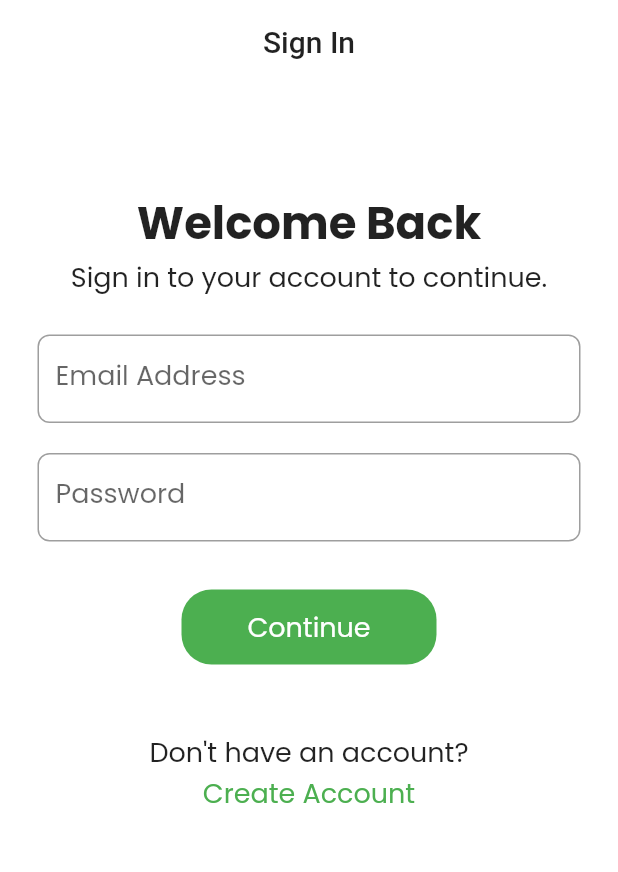
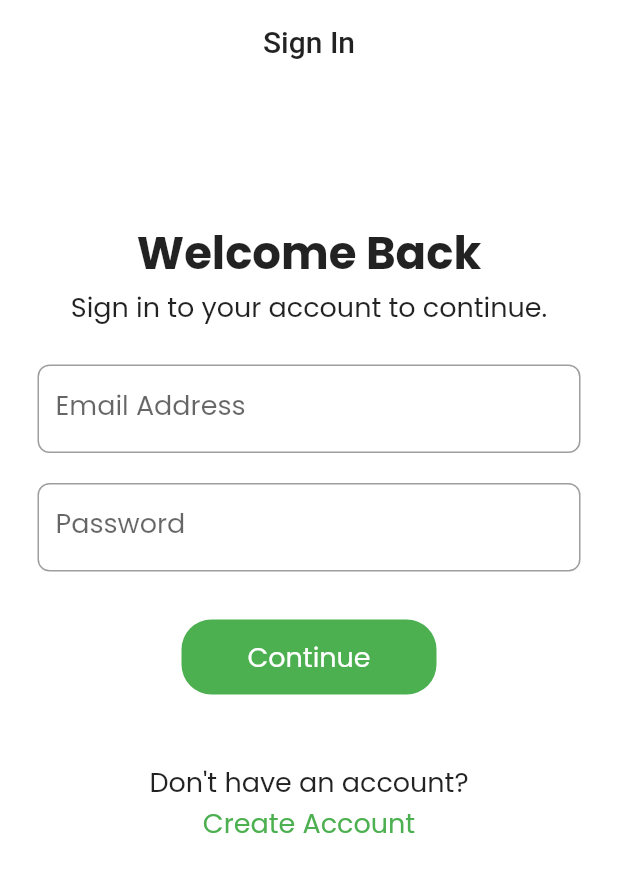
Before and after one commit to ZhenLink/Green-Energy, a Flutter app: the screen it shows after launch, on a phone screen of 412 x 824 dp. Shown: the top 872 px of the screen. Run offline on Flutter 3.47's test engine with Material 2 defaults, Android fonts, the phone set to English and light mode, and no system bars; our stand-ins replace google_fonts.

Commit message:
scroll-View Update

```diff
--- a/lib/auth/sign in/Welcome_text.dart
+++ b/lib/auth/sign in/Welcome_text.dart
@@ -8,7 +8,7 @@ class WelcomeText extends StatelessWidget {
   Widget build(BuildContext context) {
     return Column(
       children: [
-        const Padding(padding: EdgeInsets.symmetric(vertical: 35.0)),
+        const Padding(padding: EdgeInsets.symmetric(vertical: 45.0)),
         Text(
           "Welcome Back",
           style: GoogleFonts.poppins(fontSize: 30, fontWeight: FontWeight.bold),
--- a/lib/auth/sign in/message_fields.dart
+++ b/lib/auth/sign in/message_fields.dart
@@ -12,7 +12,8 @@ class _SignInFormState extends State<SignInForm> {
   final GlobalKey<FormState> _formKey = GlobalKey<FormState>();
   @override
   Widget build(BuildContext context) {
-    return Container(
+    return SingleChildScrollView(
+      child: Container(
         margin: const EdgeInsets.all(15),
         padding: const EdgeInsets.all(10),
         child: SizedBox(
@@ -93,6 +94,7 @@ class _SignInFormState extends State<SignInForm> {
                 ],
               )),
         ),
+      ),
     );
   }
 }
```
Lines whose indentation alone changed are shown as unchanged.
